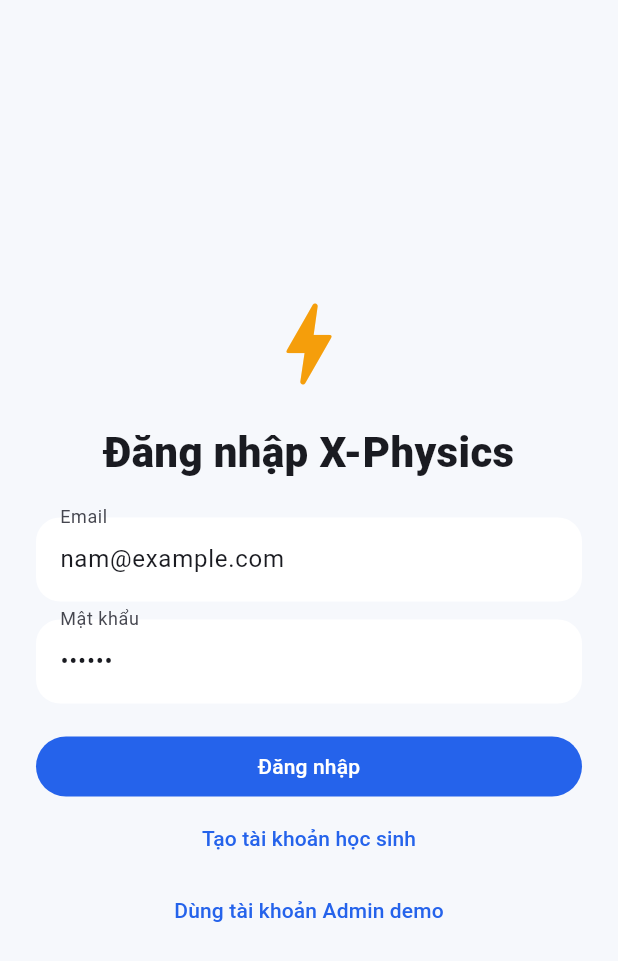
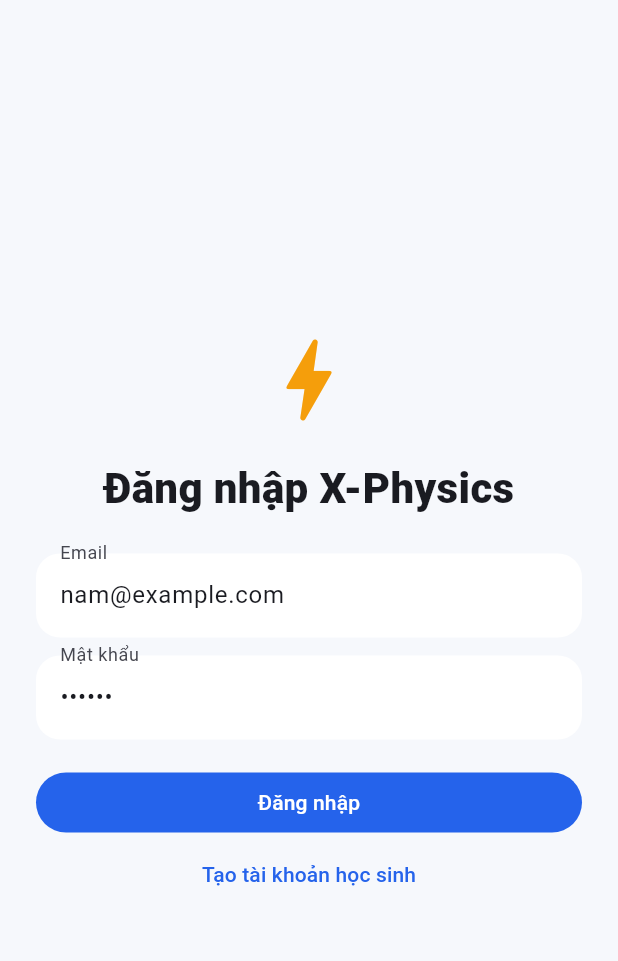
Before and after one commit to nguyenhuy238/X-Physics, a Flutter app: the screen it shows after launch, on a phone screen of 412 x 824 dp. Shown: the top 961 px of the screen. Run offline on Flutter 3.47's test engine with Material 3 defaults, Android fonts, the phone set to English and light mode, and no system bars; our stand-ins replace dio, flutter_markdown, flutter_secure_storage, go_router, hive, hive_flutter; missing offline and left inert: flutter_math_fork; accounts and stored records are empty.

Commit message:
modify login screen

```diff
--- a/lib/features/auth/screens/login_screen.dart
+++ b/lib/features/auth/screens/login_screen.dart
@@ -82,13 +82,6 @@
                   onPressed: () => context.go('/register'),
                   child: const Text('Tạo tài khoản học sinh'),
                 ),
-                TextButton(
-                  onPressed: () {
-                    email.text = 'admin@example.com';
-                    password.text = '123456';
-                  },
-                  child: const Text('Dùng tài khoản Admin demo'),
-                ),
               ],
             ),
           ),
```
Also changed, not shown: 1 other file.
